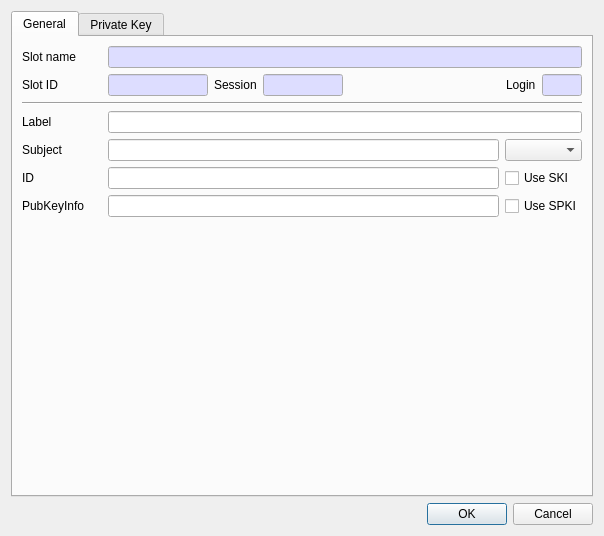
jykim74/CryptokiMan, file CryptokiMan/create_rsa_pri_key_dlg.ui: the form before one commit.
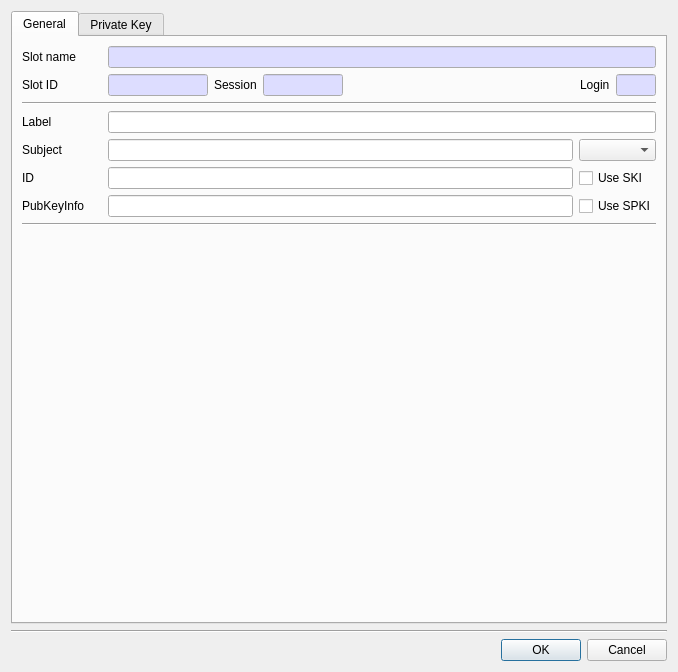
The form after the commit.

Diff of the .ui file:
```diff
--- a/CryptokiMan/create_rsa_pri_key_dlg.ui
+++ b/CryptokiMan/create_rsa_pri_key_dlg.ui
@@ -6,8 +6,8 @@
    <rect>
     <x>0</x>
     <y>0</y>
-    <width>577</width>
-    <height>536</height>
+    <width>678</width>
+    <height>672</height>
    </rect>
   </property>
   <property name="windowTitle">
@@ -352,6 +352,13 @@
          </item>
         </layout>
        </item>
+       <item>
+        <widget class="Line" name="line">
+         <property name="orientation">
+          <enum>Qt::Horizontal</enum>
+         </property>
+        </widget>
+       </item>
        <item>
         <spacer name="verticalSpacer">
          <property name="orientation">
@@ -1169,6 +1176,13 @@
      </widget>
     </widget>
    </item>
+   <item>
+    <widget class="Line" name="line_5">
+     <property name="orientation">
+      <enum>Qt::Horizontal</enum>
+     </property>
+    </widget>
+   </item>
    <item>
     <widget class="QDialogButtonBox" name="buttonBox">
      <property name="orientation">
```
